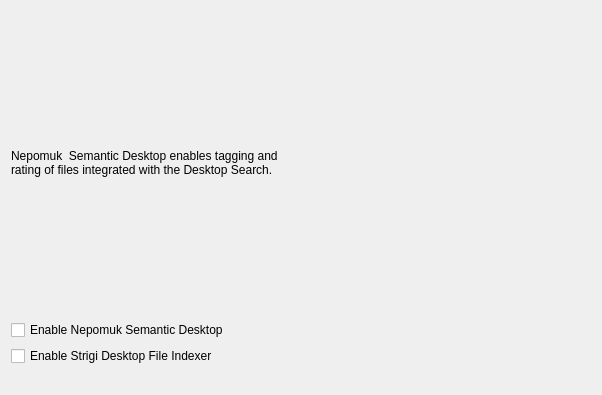
First picture: the form in kde4/kaptan4/src/gui/searchWidget.ui, repository pars-linux/uludag, before the edit.
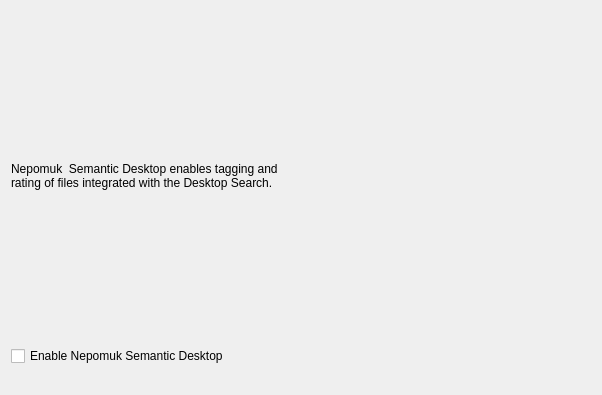
Second picture: the form after the edit.

Commit message: remove strigi from gui

Diff of the .ui file:
```diff
--- a/kde4/kaptan4/src/gui/searchWidget.ui
+++ b/kde4/kaptan4/src/gui/searchWidget.ui
@@ -69,23 +69,15 @@
      </property>
     </spacer>
    </item>
-   <item row="3" column="0" >
-    <layout class="QVBoxLayout" name="verticalLayout" >
-     <item>
-      <widget class="QCheckBox" name="checkBoxNepomuk" >
-       <property name="text" >
-        <string>Enable Nepomuk Semantic Desktop</string>
-       </property>
-      </widget>
-     </item>
-     <item>
-      <widget class="QCheckBox" name="checkBoxStrigi" >
-       <property name="text" >
-        <string>Enable Strigi Desktop File Indexer</string>
-       </property>
-      </widget>
-     </item>
-    </layout>
+   <item row="3" column="0">
+    <widget class="QCheckBox" name="checkBoxNepomuk">
+     <property name="text">
+      <string>Enable Nepomuk Semantic Desktop</string>
+     </property>
+     <property name="checked">
+      <bool>false</bool>
+     </property>
+    </widget>
    </item>
    <item row="4" column="0" >
     <spacer name="verticalSpacer_2" >
```
Left out of the diff: 57 changed lines with no effect on the pictures.
